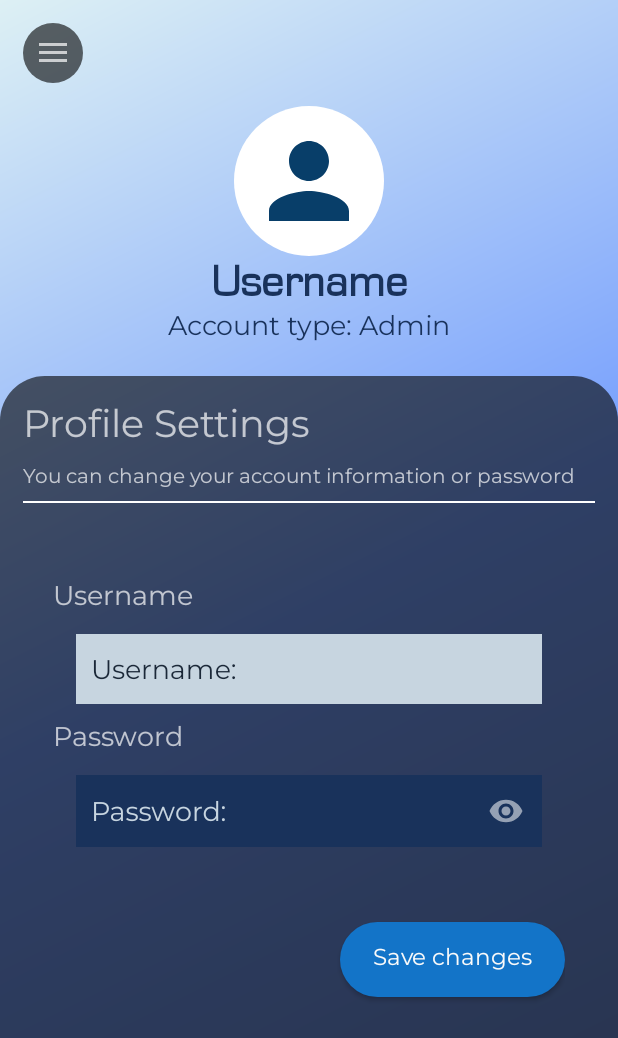
After one commit to kanaderi123/Informatics-Baguio-Portal-App, an Android app: the fragment SettingsFragment placed in its activity, on a phone screen of 412 x 824 dp. The commit adds this screen. Shown: the top 1038 px of the screen. Run offline under Robolectric (Android 15) with nearby library versions, the phone set to English and light mode, and no system bars; our stand-ins replace Firebase (no records; nobody signed in at launch, a user with empty details on screens opened directly).

Commit message:
successfully fetched data from the database

```diff
--- a/app/build.gradle.kts
+++ b/app/build.gradle.kts
@@ -51,11 +51,15 @@ dependencies {
     implementation("androidx.navigation:navigation-fragment-ktx:2.7.7")
     implementation("androidx.navigation:navigation-ui-ktx:2.7.7")
     implementation("com.google.firebase:firebase-database:20.3.0")
+    implementation("com.google.firebase:firebase-common-ktx:20.4.2")
+    implementation("com.google.firebase:firebase-database-ktx:20.3.0")
     testImplementation("junit:junit:4.13.2")
     androidTestImplementation("androidx.test.ext:junit:1.1.5")
     androidTestImplementation("androidx.test.espresso:espresso-core:3.5.1")
     implementation ("com.google.android.material:material:1.11.0")
-    implementation ("com.google.firebase:firebase-database-ktx:20.3.0")
+
+
+
 
 
 
--- a/app/src/main/java/com/example/i_portal/AdminLogin.kt
+++ b/app/src/main/java/com/example/i_portal/AdminLogin.kt
@@ -2,23 +2,36 @@ package com.example.i_portal
 
 import android.content.Intent
 import android.os.Bundle
+import android.util.Log
+import android.widget.Toast
 import androidx.appcompat.app.AppCompatActivity
 import com.example.i_portal.databinding.ActivityAdminLoginBinding
+import com.google.firebase.database.DataSnapshot
+import com.google.firebase.database.DatabaseError
+import com.google.firebase.database.DatabaseReference
+import com.google.firebase.database.FirebaseDatabase
+import com.google.firebase.database.ValueEventListener
 
 
 class AdminLogin : AppCompatActivity() {
 
     //admin user
     private lateinit var binding: ActivityAdminLoginBinding
-    private var adminuname = "admin"
-    private var adminpword = "info0515"
+
+    private lateinit var databaseReference: DatabaseReference
 
     override fun onCreate(savedInstanceState: Bundle?) {
         super.onCreate(savedInstanceState)
         setContentView(R.layout.activity_admin_login)
 
+        databaseReference = FirebaseDatabase.getInstance().reference.child("adminUsers")
+
+
         binding = ActivityAdminLoginBinding.inflate(layoutInflater)
         setContentView(binding.root)
+
+
+
 
         //back button
         binding.btnback.setOnClickListener{
@@ -27,34 +40,51 @@ class AdminLogin : AppCompatActivity() {
         }
 
         binding.btnLogin.setOnClickListener{
+
+            // Read data from the database
+            databaseReference.addValueEventListener(object : ValueEventListener {
+                override fun onDataChange(dataSnapshot: DataSnapshot) {
+                    if (dataSnapshot.exists()) {
+                        // Retrieve data
+                        val data = dataSnapshot.getValue(User::class.java)
                         //bind textbox via ID to a variable
                         val tbuname = binding.tbUname.text.toString()
                         val tbpword = binding.tbPword.text.toString()
 
-            //condition to check if username and password are empty
-/*            if(tbuname.isEmpty() || tbpword.isEmpty())
+                        if(tbuname.isEmpty() || tbpword.isEmpty())
                         {
-                Toast.makeText(this@AdminLogin, "Please Input your correct Username and Password", Toast.LENGTH_SHORT).show()
+                            Toast.makeText(this@AdminLogin, "Please Input your Username and Password", Toast.LENGTH_SHORT).show()
                         }
-            //condition to check if username and password are correct
-            else if(tbuname == adminuname && tbpword == adminpword)
+                        else if(data?.adminuname != tbuname || data.adminpword != tbpword)
                         {
-                //If true Go to admin dashboard
-*/
-                val intent = Intent(this,AdminDashboard::class.java)
-                startActivity(intent)
-/*
-                Toast.makeText(this@AdminLogin, "Login Successful", Toast.LENGTH_SHORT).show()
-                finish()
+                            Toast.makeText(this@AdminLogin, "Login Failed, Check your credentials", Toast.LENGTH_SHORT).show()
                         }
-            //if false, pop up text alert
                         else
                         {
-                Toast.makeText(this@AdminLogin, "Invalid Username or Password", Toast.LENGTH_SHORT).show()
+                            loginSuccess()
+                            Toast.makeText(this@AdminLogin, "Login Successful", Toast.LENGTH_SHORT).show()
                         }
-*/
                     }
                 }
 
+                override fun onCancelled(error: DatabaseError) {
+                    // Handle errors
+                    Log.e("Firebase", "Failed to read value.", error.toException())
+                }
+            })
+        }
 
         }
+
+    private fun loginSuccess() {
+        val intent = Intent(this,AdminDashboard::class.java)
+        startActivity(intent)
+        finish()
+    }
+
+    data class User(
+                val adminuname:String?="",
+                val adminpword:String?=""
+            )
+
+    }
--- a/app/src/main/java/com/example/i_portal/MainActivity.kt
+++ b/app/src/main/java/com/example/i_portal/MainActivity.kt
@@ -5,13 +5,15 @@ import android.os.Bundle
 import android.view.View
 import android.widget.Button
 import androidx.appcompat.app.AppCompatActivity
-
+import com.google.firebase.FirebaseApp
 
 
 class MainActivity : AppCompatActivity() {
     override fun onCreate(savedInstanceState: Bundle?) {
         super.onCreate(savedInstanceState)
         setContentView(R.layout.activity_main)
+
+        FirebaseApp.initializeApp(this)
 
 
 
--- /dev/null
+++ b/app/src/main/java/com/example/i_portal/SettingsFragment.kt
@@ -0,0 +1,97 @@
+package com.example.i_portal
+
+import android.os.Bundle
+import android.util.Log
+import android.view.LayoutInflater
+import android.view.View
+import android.view.ViewGroup
+import android.widget.Button
+import android.widget.Toast
+import androidx.fragment.app.Fragment
+import com.google.android.material.textfield.TextInputEditText
+import com.google.firebase.database.DataSnapshot
+import com.google.firebase.database.DatabaseError
+import com.google.firebase.database.FirebaseDatabase
+import com.google.firebase.database.ValueEventListener
+
+
+class SettingsFragment : Fragment() {
+
+    //initialization
+    private lateinit var data1 : TextInputEditText
+    private lateinit var data2 : TextInputEditText
+
+    override fun onCreateView(
+        inflater: LayoutInflater, container: ViewGroup?,
+        savedInstanceState: Bundle?
+
+    ): View? {
+        // Inflate the layout for this fragment
+        val view = inflater.inflate(R.layout.fragment_settings, container, false)
+        //bind from textbox to variable
+        data1 = view.findViewById(R.id.tb_adminUsername)
+        data2 = view.findViewById(R.id.tb_adminPassword)
+
+        return view
+    }
+    override fun onViewCreated(view: View, savedInstanceState: Bundle?) {
+        super.onViewCreated(view, savedInstanceState)
+
+        // Initialize Firebase
+        val database =FirebaseDatabase.getInstance()
+        val dbref = database.reference.child("adminUsers")
+
+        // Read data from the database
+        dbref.addValueEventListener(object : ValueEventListener {
+            override fun onDataChange(dataSnapshot: DataSnapshot) {
+                if (dataSnapshot.exists()) {
+                    // Retrieve data
+                    val data = dataSnapshot.getValue(AdminUser::class.java)
+
+                    // Update the TextInputEditText with the retrieved data
+                    data1.setText(data?.adminuname)
+                    data2.setText(data?.adminpword)
+
+                    //bind button to variable
+                    val btnsave = view.findViewById<Button>(R.id.btn_save_changes)
+
+
+                    //update button
+                    btnsave.setOnClickListener{
+                        val updateduname = data1.text.toString()
+                        val updatedpword = data2.text.toString()
+
+                        //if no changes
+                        if(data?.adminuname != updateduname || data.adminpword != updatedpword)
+                        {
+                            dbref.child("adminuname").setValue(updateduname)
+                            dbref.child("adminpword").setValue(updatedpword)
+
+                            showToast("Update Success")
+                        }
+                        //if there is changes
+                        else
+                        {
+                            // Data is the same, show a message
+                            showToast("Data is already up to date")
+                        }
+                    }
+
+                }
+            }
+            override fun onCancelled(error: DatabaseError) {
+                // Handle errors
+                Log.e("Firebase", "Failed to read value.", error.toException())
+            }
+        })
+    }
+
+    private fun showToast(message: String) {
+        Toast.makeText(requireContext(), message, Toast.LENGTH_SHORT).show()
+    }
+
+    data class AdminUser(
+        val adminuname:String?="",
+        val adminpword:String?=""
+    )
+}
--- a/app/src/main/java/com/example/i_portal/admindashboard.kt
+++ b/app/src/main/java/com/example/i_portal/admindashboard.kt
@@ -98,7 +98,7 @@ class AdminDashboard : AppCompatActivity(), NavigationView.OnNavigationItemSelec
         when (item.itemId)
         {
             R.id.home-> replaceFragment(HomeFragment())
-            R.id.settings->replaceFragment(ProfileSettingsFragment())
+            R.id.settings->replaceFragment(SettingsFragment())
             R.id.logout-> showSignOutDialog()
         }
         return true
--- /dev/null
+++ b/app/src/main/res/layout/fragment_settings.xml
@@ -0,0 +1,160 @@
+<?xml version="1.0" encoding="utf-8"?>
+<FrameLayout xmlns:android="http://schemas.android.com/apk/res/android"
+    xmlns:tools="http://schemas.android.com/tools"
+    android:layout_width="match_parent"
+    android:layout_height="match_parent"
+    xmlns:app="http://schemas.android.com/apk/res-auto"
+    tools:context=".SettingsFragment">
+
+    <LinearLayout
+        android:layout_width="match_parent"
+        android:layout_height="wrap_content"
+        android:gravity="center"
+        android:orientation="vertical">
+
+        <LinearLayout
+            android:layout_width="100dp"
+            android:layout_height="100dp"
+            android:background="@drawable/circle"
+            android:padding="10dp">
+
+            <ImageView
+                android:layout_width="match_parent"
+                android:layout_height="match_parent"
+                android:background="@drawable/baseline_person_24"
+                android:contentDescription="@string/admin"/>
+        </LinearLayout>
+
+        <TextView
+            android:layout_width="match_parent"
+            android:layout_height="match_parent"
+            android:fontFamily="@font/eurostile"
+            android:gravity="center"
+            android:text="Username"
+            android:textColor="#19325B"
+            android:textSize="30sp"
+            android:textStyle="bold" />
+
+        <TextView
+            android:layout_width="match_parent"
+            android:layout_height="match_parent"
+            android:fontFamily="@font/montserrat"
+            android:gravity="center"
+            android:text="@string/account_type_admin"
+            android:textColor="#19325B"
+            android:textSize="18sp" />
+    </LinearLayout>
+
+    <LinearLayout
+        android:layout_width="match_parent"
+        android:layout_height="match_parent"
+        android:background="@drawable/topradius"
+        android:layout_marginTop="180dp"
+        android:padding="15dp"
+        android:orientation="vertical">
+
+        <TextView
+            android:layout_width="wrap_content"
+            android:layout_height="wrap_content"
+            android:text="@string/profilesettings"
+            android:fontFamily="@font/montserrat"
+            android:textSize="25sp"
+            android:layout_marginBottom="5dp"/>
+        <TextView
+            android:layout_width="wrap_content"
+            android:layout_height="wrap_content"
+            android:fontFamily="@font/montserrat"
+            android:text="@string/you_can_change_your_account_information_and_password"
+            android:textSize="13sp"
+            android:layout_marginBottom="5dp"/>
+
+        <com.google.android.material.divider.MaterialDivider
+            android:layout_width="match_parent"
+            android:layout_height="wrap_content"
+            app:dividerColor="@color/white"/>
+        <!--form-->
+        <LinearLayout
+            android:layout_width="match_parent"
+            android:layout_height="match_parent"
+            android:padding="20dp"
+            android:orientation="vertical">
+            <!--admin username-->
+            <TextView
+                android:layout_marginTop="30dp"
+                android:layout_width="match_parent"
+                android:layout_height="wrap_content"
+                android:text="@string/username"
+                android:fontFamily="@font/montserrat"
+                android:textSize="18sp"/>
+            <com.google.android.material.textfield.TextInputLayout
+                android:layout_width="match_parent"
+                android:layout_height="wrap_content"
+                android:textColorHint="#1b2838"
+                app:helperTextTextColor="#CB4545">
+
+                <com.google.android.material.textfield.TextInputEditText
+                    android:id="@+id/tb_adminUsername"
+                    android:layout_width="match_parent"
+                    android:layout_height="wrap_content"
+                    android:background="#c7d5e0"
+                    android:fontFamily="@font/montserrat"
+                    android:inputType="text"
+                    android:padding="10dp"
+                    android:textColor="#1b2838"
+                    android:layout_marginBottom="10dp"
+                    android:layout_marginLeft="15dp"
+                    android:layout_marginRight="15dp"
+                    android:hint="Username: ">
+                </com.google.android.material.textfield.TextInputEditText>
+            </com.google.android.material.textfield.TextInputLayout>
+
+            <!--admin password-->
+            <TextView
+                android:layout_width="match_parent"
+                android:layout_height="wrap_content"
+                android:text="@string/password"
+                android:fontFamily="@font/montserrat"
+                android:textSize="18sp"/>
+            <com.google.android.material.textfield.TextInputLayout
+                android:layout_width="match_parent"
+                android:layout_height="wrap_content"
+                android:textColorHint="#c7d5e0"
+                app:helperTextTextColor="#CB4545"
+                app:passwordToggleEnabled="true">
+
+                <com.google.android.material.textfield.TextInputEditText
+                    android:id="@+id/tb_adminPassword"
+                    android:layout_width="match_parent"
+                    android:layout_height="wrap_content"
+                    android:background="#19325B"
+                    android:fontFamily="@font/montserrat"
+                    android:inputType="textPassword"
+                    android:padding="10dp"
+                    android:textColor="#c7d5e0"
+                    android:layout_marginLeft="15dp"
+                    android:layout_marginRight="15dp"
+                    android:hint="Password: ">
+                </com.google.android.material.textfield.TextInputEditText>
+            </com.google.android.material.textfield.TextInputLayout>
+
+            <!--login button-->
+            <Button
+                android:id="@+id/btn_save_changes"
+                android:layout_width="150dp"
+                android:layout_height="50dp"
+                android:layout_gravity="end"
+                android:layout_marginTop="50dp"
+                android:background="@drawable/rounded2"
+                android:fontFamily="@font/montserrat"
+                android:hint="@string/save_changes"
+                android:textColor="@color/white"
+                android:textColorHint="#FAFAFA"
+                android:textSize="15sp">
+            </Button>
+
+        </LinearLayout>
+
+
+    </LinearLayout>
+
+</FrameLayout>
```
Lines whose indentation alone changed are shown as unchanged.
